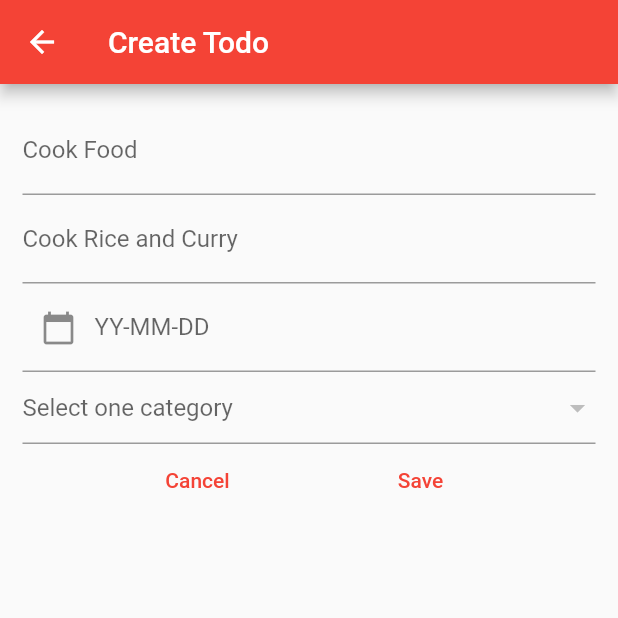
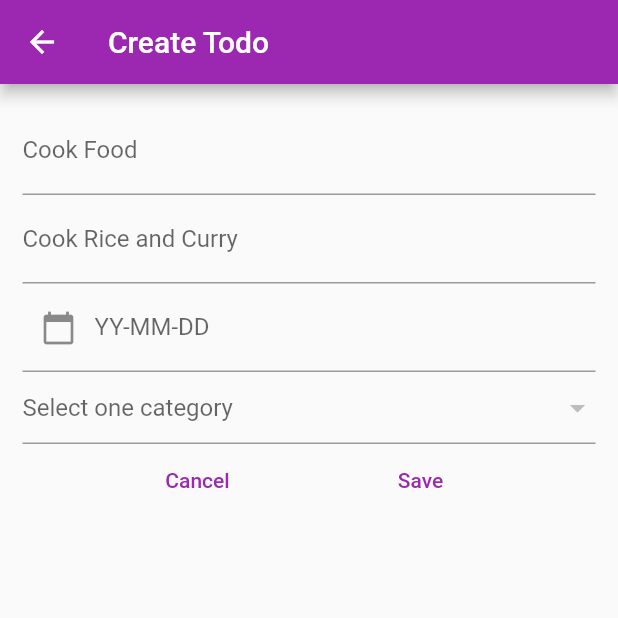
Before and after one commit to PauloSTDev/POO_Flutter, a Flutter app: the screen it shows after launch, in the side drawer, after a tap on "Todo", on a phone screen of 412 x 824 dp, the top half of it. Run offline on Flutter 3.47's test engine with Material 2 defaults, Android fonts, the phone set to English and light mode, and no system bars; our stand-ins replace sqflite; accounts and stored records are empty.

Commit message:
Adiciona ThemeData na app.dart e drawer.dart

```diff
--- a/lib/src/app.dart
+++ b/lib/src/app.dart
@@ -1,5 +1,6 @@
 import 'package:flutter/material.dart';
 import 'package:poo_flutter/screens/home_screen.dart';
+import 'package:poo_flutter/themes/my_themes.dart';
 
 class App extends StatelessWidget {
   const App({Key? key}) : super(key: key);
@@ -7,9 +8,7 @@ class App extends StatelessWidget {
   @override
   Widget build(BuildContext context) {
     return MaterialApp(
-      theme: ThemeData(
-        primarySwatch: Colors.red
-      ),
+      theme: MyTheme,
       home: const HomeScreen(),
     );
   }
--- a/lib/widgets/drawer.dart
+++ b/lib/widgets/drawer.dart
@@ -2,6 +2,7 @@ import "package:flutter/material.dart";
 import "package:poo_flutter/screens/categories_screen.dart";
 import "package:poo_flutter/screens/home_screen.dart";
 import "package:poo_flutter/screens/todo_screen.dart";
+import "package:poo_flutter/themes/theme_colors.dart";
 
 class DrawerNavigation extends StatefulWidget {
   const DrawerNavigation({Key? key}) : super(key: key);
@@ -23,7 +24,7 @@ class _DrawerNavigationState extends State<DrawerNavigation> {
                 child: Icon(Icons.filter_list, color: Colors.white,),
               ),
             decoration: BoxDecoration(
-              color: Colors.red
+              color: ThemeColors.drawerHeaderColor,
             ),
           ),
           ListTile(
```
